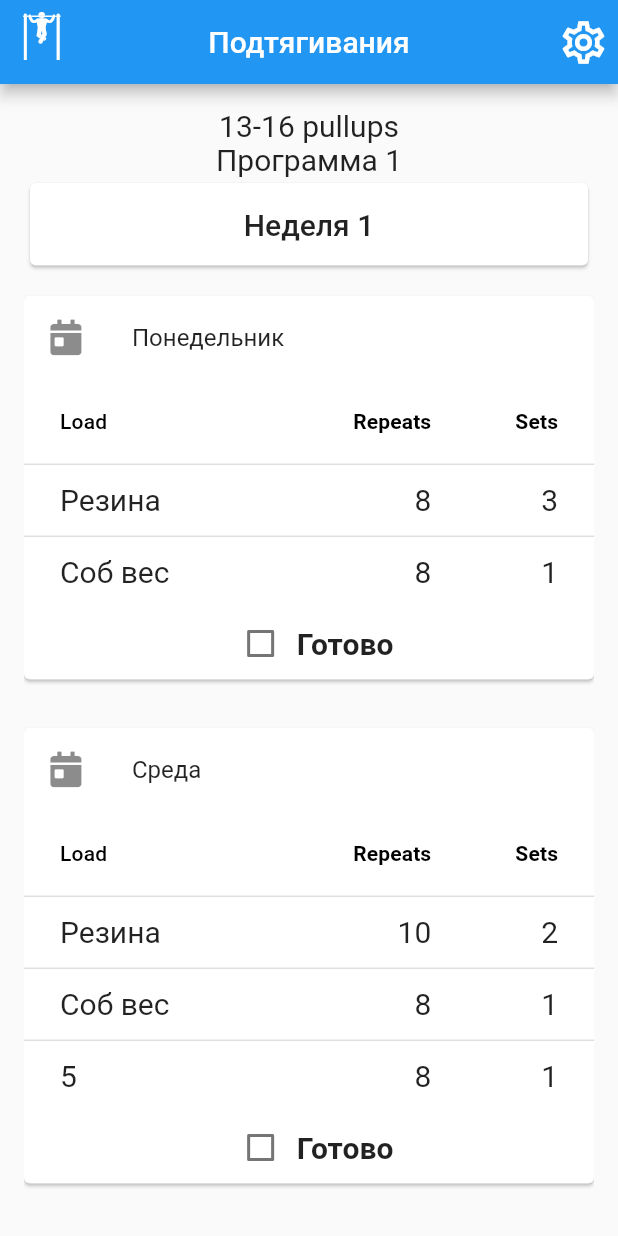
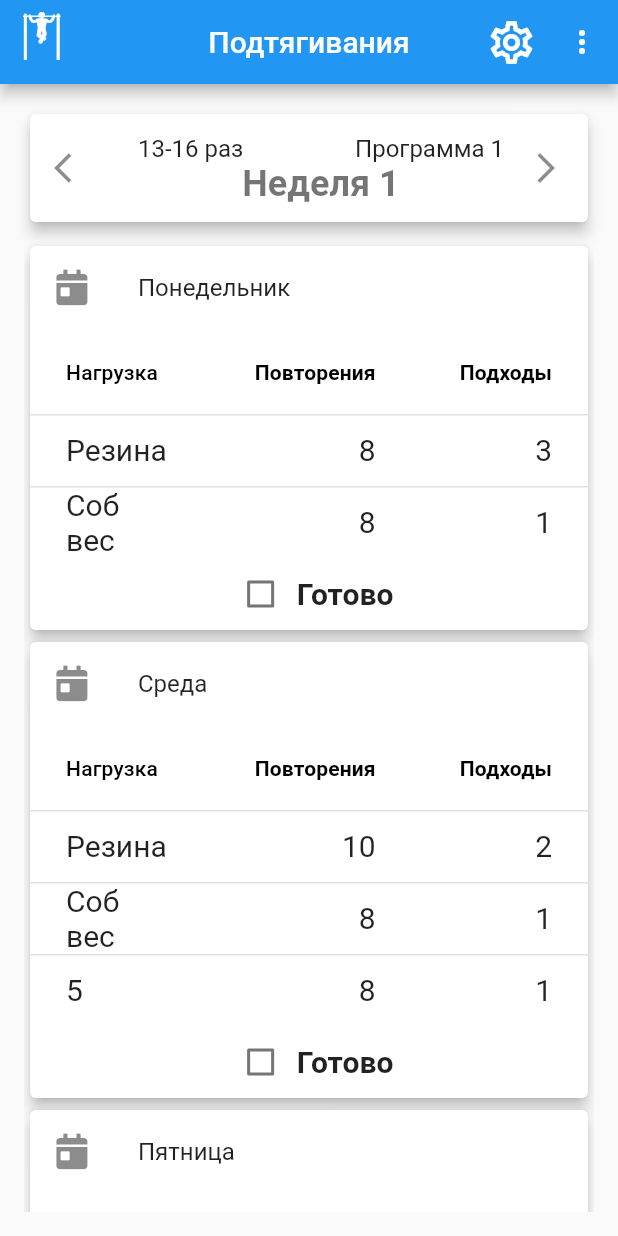
Before and after one commit to taras-rashnik/LMS_pullups, a Flutter app: the screen it shows after launch, on a phone screen of 412 x 824 dp. Run offline on Flutter 3.47's test engine with Material 2 defaults, Android fonts, the phone set to English and light mode, and no system bars; our stand-ins replace flutter_bloc, numberpicker.

Commit message:
add WeekCard

```diff
--- a/lib/screens/parameters/parameters_screen.dart
+++ b/lib/screens/parameters/parameters_screen.dart
@@ -13,7 +13,7 @@ class ParametersScreen extends StatelessWidget {
           LmsPullups.pull_up_bar,
           size: 40,
         ),
-        title: Text("Personal data"),
+        title: Text("Личные данные"),
         centerTitle: true,
       ),
       body: Center(
--- a/lib/screens/workout/day_card.dart
+++ b/lib/screens/workout/day_card.dart
@@ -13,7 +13,7 @@ class DayCard extends StatelessWidget {
   @override
   Widget build(BuildContext context) {
     return Card(
-      margin: EdgeInsets.symmetric(vertical: 16),
+      elevation: 4,
       child: Column(
         mainAxisAlignment: MainAxisAlignment.center,
         children: [
@@ -51,21 +51,21 @@ class DayCard extends StatelessWidget {
       columns: const <DataColumn>[
         DataColumn(
           label: Text(
-            'Load',
+            'Нагрузка',
             // style: TextStyle(fontWeight: FontWeight.bold),
           ),
         ),
         DataColumn(
           numeric: true,
           label: Text(
-            'Repeats',
+            'Повторения',
             style: TextStyle(fontWeight: FontWeight.bold),
           ),
         ),
         DataColumn(
           numeric: true,
           label: Text(
-            'Sets',
+            'Подходы',
             style: TextStyle(fontWeight: FontWeight.bold),
           ),
         ),
--- /dev/null
+++ b/lib/screens/workout/week_card.dart
@@ -0,0 +1,49 @@
+import 'package:flutter/material.dart';
+import '../../cubit/workout_state.dart';
+
+
+class WeekCard extends StatelessWidget {
+  final WorkoutState state;
+
+  const WeekCard({
+    Key? key,
+    required this.state,
+  }) : super(key: key);
+
+  @override
+  Widget build(BuildContext context) {
+    return Card(
+      elevation: 4,
+      child: ListTile(
+        leading: Column(
+          mainAxisAlignment: MainAxisAlignment.center,
+          children: [
+            Icon(Icons.arrow_back_ios),
+          ],
+        ),
+        trailing: Column(
+          mainAxisAlignment: MainAxisAlignment.center,
+          children: [
+            Icon(Icons.arrow_forward_ios),
+          ],
+        ),
+        subtitle: Row(
+          mainAxisAlignment: MainAxisAlignment.center,
+          children: [
+            Text(
+              "Неделя ${state.weekIndex + 1}",
+              style: TextStyle(fontWeight: FontWeight.bold, fontSize: 24),
+            ),
+          ],
+        ),
+        title: Row(
+          mainAxisAlignment: MainAxisAlignment.spaceBetween,
+          children: [
+            Text("${state.currentSheet.minPullups}-${state.currentSheet.maxPullups} раз"),
+            Text("${state.currentTable.type}"),
+          ],
+        ),
+      ),
+    );
+  }
+}
--- a/lib/screens/workout/workout_screen.dart
+++ b/lib/screens/workout/workout_screen.dart
@@ -2,14 +2,13 @@ import 'package:flutter/material.dart';
 import 'package:flutter_bloc/flutter_bloc.dart';
 import 'package:lms_pullups/cubit/workout_cubit.dart';
 import 'package:lms_pullups/cubit/workout_state.dart';
-
+import 'package:lms_pullups/screens/workout/week_card.dart';
 import '../../lms_pullups_icons.dart';
 import 'day_card.dart';
 
+
 class WorkoutScreen extends StatelessWidget {
-
-  const WorkoutScreen({Key? key})
-      : super(key: key);
+  const WorkoutScreen({Key? key}) : super(key: key);
 
   @override
   Widget build(BuildContext context) {
@@ -35,28 +34,8 @@ class WorkoutScreen extends StatelessWidget {
       mainAxisAlignment: MainAxisAlignment.start,
       crossAxisAlignment: CrossAxisAlignment.center,
       children: [
-                Text("${sheet.minPullups}-${sheet.maxPullups} pullups"),
-                Text(table.type),
-                Row(
-                  mainAxisAlignment: MainAxisAlignment.center,
-                  children: [
-                    Expanded(
-                      child: Card(
-                        child: Padding(
-                          padding: const EdgeInsets.all(16.0),
-                          child: Text(
-                            "Неделя ${state.weekIndex + 1}",
-                            textAlign: TextAlign.center,
-                            style: TextStyle(
-                              // fontSize: 24,
-                              fontWeight: FontWeight.w500,
-                            ),
-                          ),
-                        ),
-                      ),
-                    ),
-                  ],
-                ),
+        WeekCard(state: state),
+        SizedBox(height: 8,),
         Flexible(
           child: ListView.builder(
             itemCount: week.days.length,
@@ -73,13 +52,44 @@ class WorkoutScreen extends StatelessWidget {
 
   AppBar _workuotToolBarBuilder(BuildContext context) {
     return AppBar(
-      leading: Icon(LmsPullups.pull_up_bar, size: 40,),
+      leading: Icon(
+        LmsPullups.pull_up_bar,
+        size: 40,
+      ),
       actions: [
         IconButton(
-          icon: Icon(Icons.settings_outlined, size: 34,),
-          tooltip: "Open User Parametes",
-          onPressed: (){
+          icon: Icon(
+            Icons.settings_outlined,
+            size: 34,
+          ),
+          tooltip: "Открыть личные данные",
+          onPressed: () {
             Navigator.of(context).pushNamed("/parameters");
+          },
+        ),
+        PopupMenuButton<String>(
+          // onSelected: (v) {},
+          itemBuilder: (BuildContext context) {
+            return [
+              PopupMenuItem<String>(
+                value: "clear_progress",
+                onTap: () {
+                  context.read<WorkoutCubit>().clearProgress();
+                },
+                child: Row(
+                  children: [
+                    Icon(
+                      Icons.delete_forever_outlined,
+                      color: Colors.red,
+                    ),
+                    SizedBox(
+                      width: 20,
+                    ),
+                    Text("Обнулить прогресс"),
+                  ],
+                ),
+              ),
+            ];
           },
         ),
       ],
```
Also changed, not shown: lib/cubit/workout_cubit.dart (+14 -0 lines), lib/screens/parameters/parameters_picker.dart (+5 -5 lines). Lines whose indentation alone changed are shown as unchanged.
